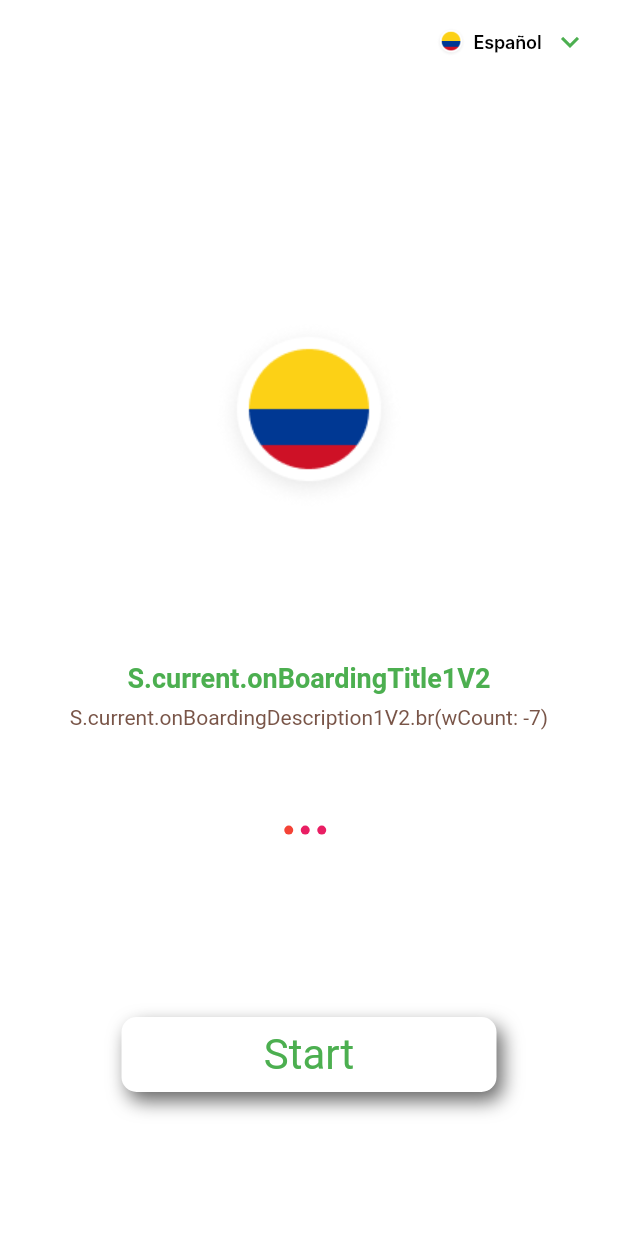
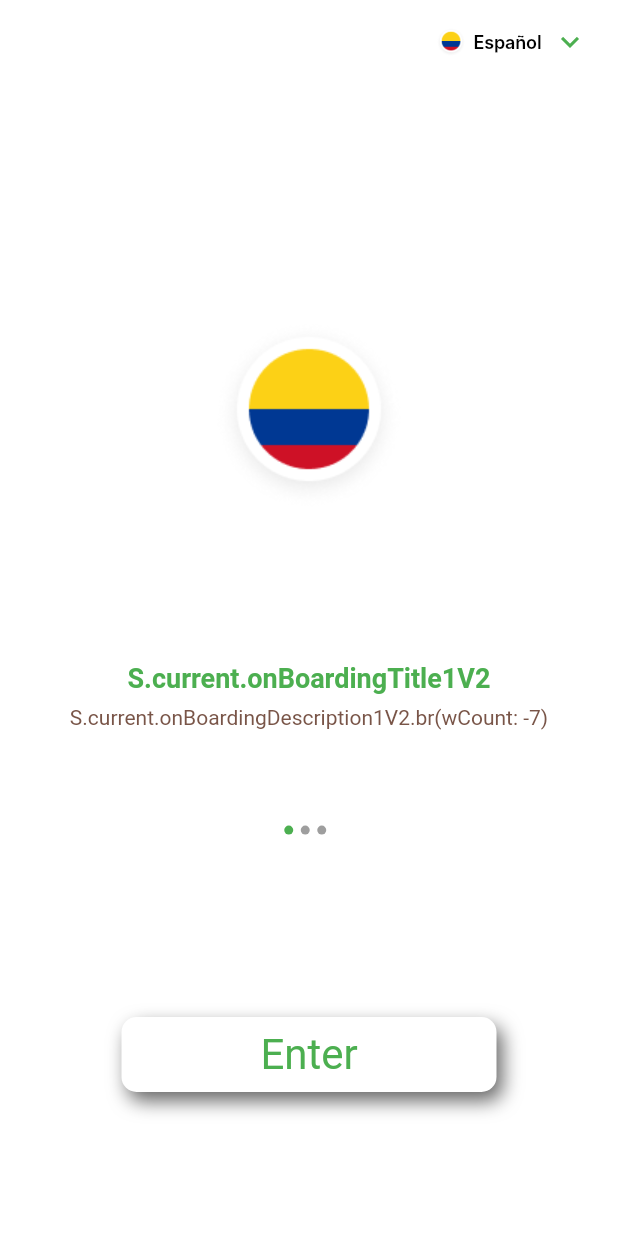
Before and after one commit to jloboguerrero/armor_of_god, a Flutter app: the screen it shows after launch, on a phone screen of 412 x 824 dp. Run offline on Flutter 3.47's test engine with Material 2 defaults, Android fonts, the phone set to English and light mode, and no system bars; our stand-ins replace bloc, equatable, flutter_bloc; missing offline and left inert: mobile_client_animations; Roboto replaces fonts that are missing (Inter).

Commit message:
Language add and logic of onboarding

```diff
--- a/lib/app/data/countries.dart
+++ b/lib/app/data/countries.dart
@@ -5,18 +5,24 @@ class Countries {
     return [
       const Country(
         code: 'sp',
+        countryCode: 'CO',
+        languageCode: 'es',
+        logo: 'assets/flags/co.png',
         name: 'Español',
-        logo: 'assets/flags/co.png',
       ),
       const Country(
         code: 'en',
+        countryCode: 'US',
+        languageCode: 'en',
+        logo: 'assets/flags/mx.png',
         name: 'English',
-        logo: 'assets/flags/mx.png',
       ),
       const Country(
         code: 'pr',
+        countryCode: 'BR',
+        languageCode: 'pt',
+        logo: 'assets/flags/bz.png',
         name: 'Portugués',
-        logo: 'assets/flags/bz.png',
       ),
     ];
   }
--- a/lib/app/onboarding/bloc/event.dart
+++ b/lib/app/onboarding/bloc/event.dart
@@ -10,3 +10,9 @@ class ChangeCountryEvent extends Event {
 }
 
 class ChangeOpenedEvent extends Event {}
+
+class ChangedIndexEvent extends Event {
+  ChangedIndexEvent({required this.index});
+
+  final int index;
+}
--- a/lib/app/onboarding/bloc/state.dart
+++ b/lib/app/onboarding/bloc/state.dart
@@ -18,6 +18,10 @@ class ChangedCountryState extends State {
 
 class ChangedOpenedState extends State {
   const ChangedOpenedState(Model model) : super(model);
+}
+
+class ChangedIndexState extends State {
+  const ChangedIndexState(Model model) : super(model);
 }
 
 class Model extends Equatable {
--- a/lib/app/onboarding/page.dart
+++ b/lib/app/onboarding/page.dart
@@ -1,4 +1,5 @@
 import 'package:armor_of_god/app/data/countries.dart';
+import 'package:armor_of_god/generated/l10n.dart';
 import 'package:armor_of_god/models/country.dart';
 import 'package:armor_of_god/models/item.dart';
 import 'package:armor_of_god/app/onboarding/bloc/bloc.dart' as bloc;
@@ -56,10 +57,12 @@ class _Body extends StatelessWidget {
         alignment: Alignment.topCenter,
         width: double.infinity,
         height: 130,
-        child: Button(
-          label: 'Start',
-          onTap: () {
-            print('object');
+        child: BlocBuilder<bloc.Bloc, bloc.State>(
+          builder: (context, state) {
+            return Button(
+              label: S.current.enter,
+              onTap: () {},
+            );
           },
         ),
       ),
@@ -73,19 +76,21 @@ class _Country extends StatelessWidget {
 
   @override
   Widget build(BuildContext context) {
+    return BlocBuilder<bloc.Bloc, bloc.State>(
+      builder: (context, state) {
         return InkWell(
           borderRadius: BorderRadius.circular(15.0),
           splashColor: Colors.white,
           child: Row(
             children: [
               Image.asset(
-            'assets/flags/co.png',
+                state.model.country.logo ?? 'assets/flags/co.png',
                 height: 20.0,
                 width: 20.0,
               ),
               const SizedBox(width: 5.0),
               Text(
-            context.read<bloc.Bloc>().state.model.country.name ?? '',
+                state.model.country.name ?? '',
                 style: const TextStyle(
                   fontFamily: 'Inter',
                   color: Colors.black,
@@ -103,16 +108,15 @@ class _Country extends StatelessWidget {
             ],
           ),
           onTap: () {
-        print('hello');
             FirstModal.show(
               context: context,
-          // child: BlocProvider.value(
-          //   value: context.read<bloc.Bloc>(),
-          //   child: const _SelectCountry(),
-          // ),
+              child: BlocProvider.value(
+                value: context.read<bloc.Bloc>(),
                 child: const _SelectCountry(),
+              ),
             );
-        print('hello2');
+          },
+        );
       },
     );
   }
@@ -136,10 +140,11 @@ class _PageView extends StatelessWidget {
             parent: AlwaysScrollableScrollPhysics(),
           ),
           onPageChanged: (index) {
-            print('hello again');
-            // context.read<dot_bloc.Bloc>().add(
-            //       dot_bloc.ChangedIndexEvent(index),
-            //     );
+            context.read<bloc.Bloc>().add(
+                  bloc.ChangedIndexEvent(
+                    index: index,
+                  ),
+                );
           },
           children: List.generate(
             3,
@@ -258,7 +263,7 @@ class _Dot extends StatelessWidget {
           height: 6.0,
           width: 6.0,
           decoration: BoxDecoration(
-            color: isCurrent ? Colors.red : Colors.pink,
+            color: isCurrent ? Colors.green : Colors.grey,
             borderRadius: BorderRadius.circular(3.0),
           ),
         );
@@ -272,16 +277,14 @@ class _SelectCountry extends StatelessWidget {
 
   @override
   Widget build(BuildContext context) {
-    // final app = Modular.get<AppConfig>();
-
     return SizedBox(
       height: MediaQuery.of(context).size.height * 0.41,
       child: ListView.builder(
         physics: const NeverScrollableScrollPhysics(),
         itemCount: 3,
-        itemBuilder: (context2, index) {
-          // final country = context.read<bloc.Bloc>().state.model.countries[index]; //TODO RESOLVER
-          final country = Countries().all[index];
+        itemBuilder: (context, index) {
+          final country =
+              context.read<bloc.Bloc>().state.model.countries[index];
           final animationDuration = 800 + int.parse('${index}00');
 
           if (index == 0) {
@@ -376,7 +379,7 @@ class _CountryItem extends StatelessWidget {
               const SizedBox(width: 11.0),
               Text(
                 country.name!,
-                style: TextStyle(
+                style: const TextStyle(
                   color: Colors.grey,
                   fontSize: 16.0,
                   fontWeight: FontWeight.w600,
@@ -387,17 +390,15 @@ class _CountryItem extends StatelessWidget {
           ),
         ),
         onTap: () async {
-          // await S.load(
-          //   Locale(
-          //     country.locale!.languageCode!,
-          //     country.locale!.countryCode,
-          //   ),
-          // );
-          // context.read<bloc.Bloc>().add( //TODO resolver
-          //       bloc.ChangeCountryEvent(country),
-          //     );
-          // final app = Modular.get<AppConfig>();
-          // app.country = country;
+          await S.load(
+            Locale(
+              country.languageCode!,
+              country.countryCode,
+            ),
+          );
+          context.read<bloc.Bloc>().add(
+                bloc.ChangeCountryEvent(country),
+              );
           Navigator.pop(context);
         },
       ),
--- /dev/null
+++ b/lib/l10n/intl_en.arb
@@ -0,0 +1,3 @@
+{
+    "enter": "Enter"
+}
--- /dev/null
+++ b/lib/l10n/intl_es.arb
@@ -0,0 +1,3 @@
+{
+    "enter": "Ingresar"
+}
--- /dev/null
+++ b/lib/l10n/intl_es_CO.arb
@@ -0,0 +1,3 @@
+{
+    "enter": "Ingresar CO"
+}
--- /dev/null
+++ b/lib/l10n/intl_pt_BR.arb
@@ -0,0 +1,3 @@
+{
+    "enter": "Entrar"
+}
--- a/lib/main.dart
+++ b/lib/main.dart
@@ -2,6 +2,9 @@ import 'package:flutter/material.dart';
 
 import 'package:armor_of_god/app/onboarding/page.dart' as onboarding;
 import 'package:flutter_bloc/flutter_bloc.dart';
+import 'package:flutter_localizations/flutter_localizations.dart';
+
+import 'generated/l10n.dart';
 
 void main() {
   BlocOverrides.runZoned(
@@ -33,6 +36,13 @@ class MyApp extends StatelessWidget {
       title: 'Material App',
       initialRoute: 'home',
       routes: {'home': (_) => const onboarding.Page()},
+      localizationsDelegates: const [
+        S.delegate,
+        GlobalMaterialLocalizations.delegate,
+        GlobalWidgetsLocalizations.delegate,
+        GlobalCupertinoLocalizations.delegate,
+      ],
+      supportedLocales: S.delegate.supportedLocales,
     );
   }
 }
--- a/lib/models/country.dart
+++ b/lib/models/country.dart
@@ -3,41 +3,55 @@ import 'package:equatable/equatable.dart';
 class Country extends Equatable {
   const Country({
     this.code,
+    this.countryCode,
+    this.languageCode,
+    this.logo,
     this.name,
-    this.logo,
   });
 
   final String? code;
+  final String? countryCode;
+  final String? languageCode;
+  final String? logo;
   final String? name;
-  final String? logo;
 
   Country copyWith({
     String? code,
+    String? countryCode,
+    String? languageCode,
+    String? logo,
     String? name,
-    String? logo,
   }) =>
       Country(
         code: code ?? this.code,
+        countryCode: countryCode ?? this.countryCode,
+        languageCode: languageCode ?? this.languageCode,
+        logo: logo ?? this.logo,
         name: name ?? this.name,
-        logo: logo ?? this.logo,
       );
 
   factory Country.fromJson(Map<String, dynamic> json) => Country(
         code: json['code'] as String?,
+        countryCode: json['country_code'] as String?,
+        languageCode: json['language_code'] as String?,
+        logo: json['logo'] as String?,
         name: json['name'] as String?,
-        logo: json['logo'] as String?,
       );
 
   Map<String, dynamic> toJson() => {
         'code': code,
+        'country_code': countryCode,
+        'language_code': languageCode,
+        'logo': logo,
         'name': name,
-        'logo': logo,
       };
 
   @override
   List<Object?> get props => [
         code,
+        countryCode,
+        languageCode,
+        logo,
         name,
-        logo,
       ];
 }
```
Also changed, not shown: lib/app/onboarding/bloc/bloc.dart (+11 -0 lines), pubspec.yaml (+6 -6 lines), lib/generated/intl/messages_all.dart (added), lib/generated/intl/messages_en.dart (added), lib/generated/intl/messages_es.dart (added), lib/generated/intl/messages_es_CO.dart (added), lib/generated/intl/messages_pt_BR.dart (added), lib/generated/l10n.dart (added), pubspec.lock, 1 other file. Lines whose indentation alone changed are shown as unchanged.
